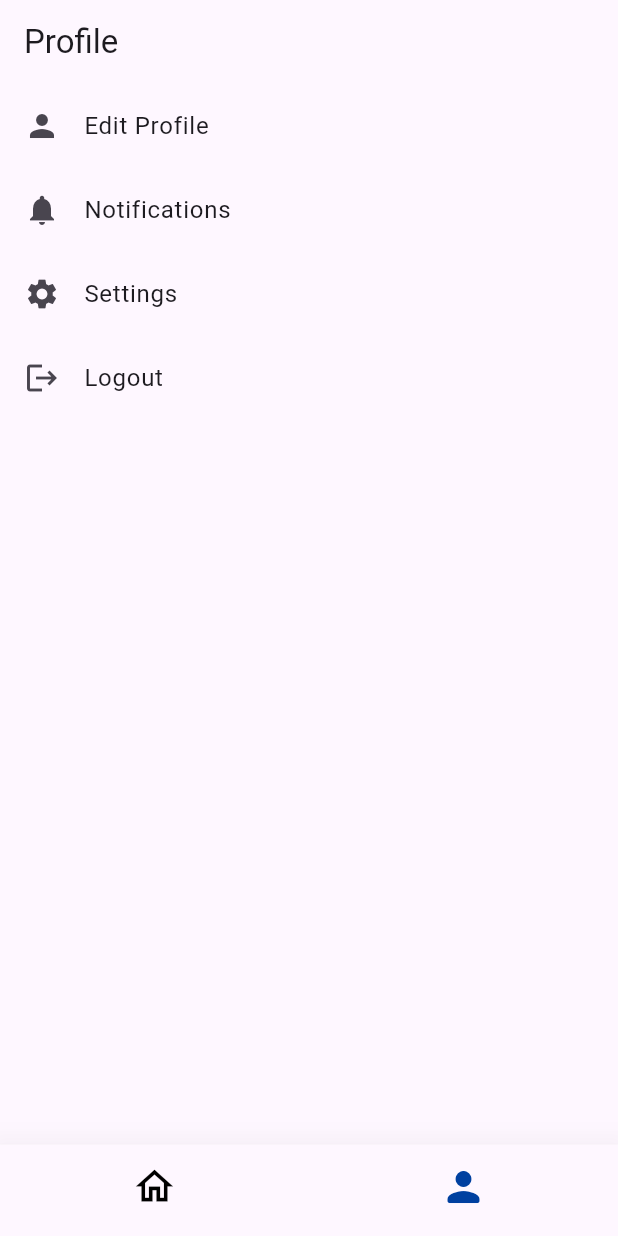
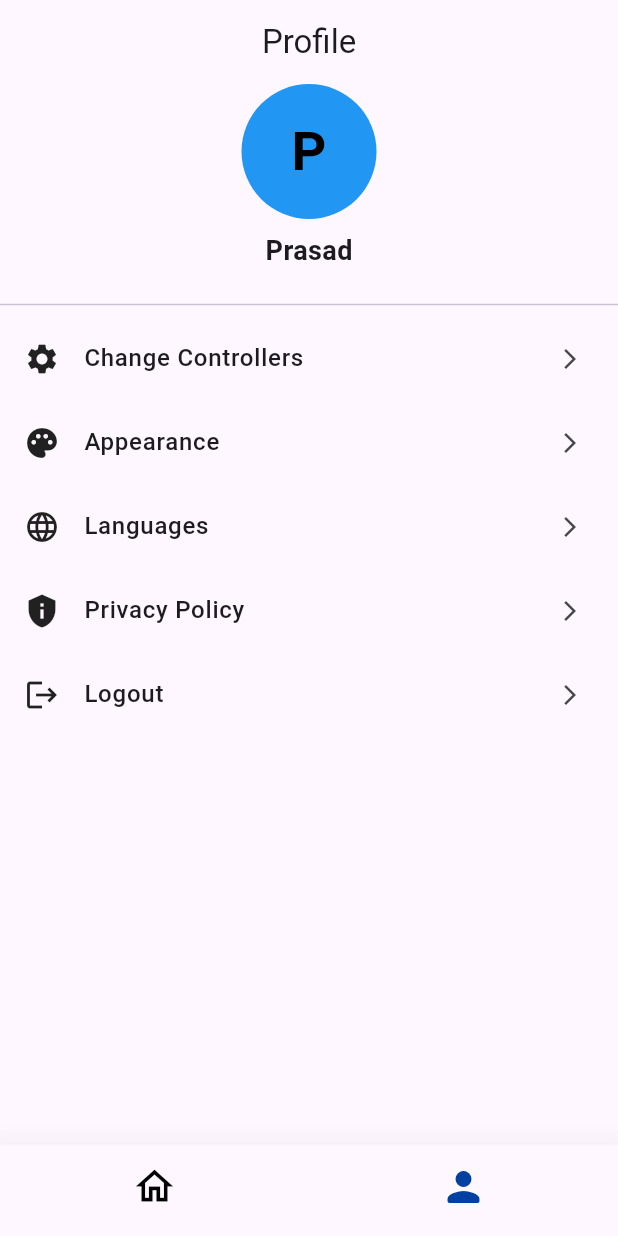
Before and after one commit to PrasadMusini/streamly, a Flutter app: the ProfileScreen screen opened by its route, on a phone screen of 412 x 824 dp. Run offline on Flutter 3.47's test engine with Material 3 defaults, Android fonts, the light colour scheme and no system bars; our stand-ins replace chewie, dio, firebase_core, firebase_messaging, flutter_bloc, flutter_local_notifications and 2 more; accounts and stored records are empty; network calls fail.

Commit message:
Ui developement for profile screen

```diff
--- a/lib/features/profile/presentation/pages/profile_page.dart
+++ b/lib/features/profile/presentation/pages/profile_page.dart
@@ -3,24 +3,74 @@ import 'package:flutter/material.dart';
 class ProfileScreen extends StatelessWidget {
   const ProfileScreen({super.key});
 
+  Widget buildOption({
+    required IconData icon,
+    required String title,
+    VoidCallback? onTap,
+  }) {
+    return ListTile(
+      leading: Icon(icon, color: Colors.black87),
+      title: Text(
+        title,
+        style: const TextStyle(fontSize: 16, fontWeight: FontWeight.w500),
+      ),
+      trailing: const Icon(Icons.arrow_forward_ios, size: 16),
+      onTap: onTap,
+    );
+  }
+
   @override
   Widget build(BuildContext context) {
     return Scaffold(
-      appBar: AppBar(title: const Text("Profile")),
+      appBar: AppBar(title: const Text("Profile"), centerTitle: true),
+      body: SingleChildScrollView(
+        child: Column(
+          children: [
+            /// Profile Avatar
+            CircleAvatar(
+              radius: 45,
+              backgroundColor: Colors.blue,
+              child: const Text(
+                "P",
+                style: TextStyle(
+                  fontSize: 36,
+                  fontWeight: FontWeight.bold,
+                  color: Colors.black,
+                ),
+              ),
+            ),
 
-      body: ListView(
-        children: const [
-          ListTile(leading: Icon(Icons.person), title: Text("Edit Profile")),
+            const SizedBox(height: 8),
 
-          ListTile(
-            leading: Icon(Icons.notifications),
-            title: Text("Notifications"),
-          ),
+            /// User Name
+            const Text(
+              "Prasad",
+              style: TextStyle(fontSize: 18, fontWeight: FontWeight.w600),
+            ),
 
-          ListTile(leading: Icon(Icons.settings), title: Text("Settings")),
+            const SizedBox(height: 15),
 
-          ListTile(leading: Icon(Icons.logout), title: Text("Logout")),
-        ],
+            const Divider(),
+
+            buildOption(
+              icon: Icons.settings,
+              title: "Change Controllers",
+              onTap: () {},
+            ),
+
+            buildOption(icon: Icons.palette, title: "Appearance", onTap: () {}),
+
+            buildOption(icon: Icons.language, title: "Languages", onTap: () {}),
+
+            buildOption(
+              icon: Icons.privacy_tip,
+              title: "Privacy Policy",
+              onTap: () {},
+            ),
+
+            buildOption(icon: Icons.logout, title: "Logout", onTap: () {}),
+          ],
+        ),
       ),
     );
   }
```
Also changed, not shown: 2 other files.
